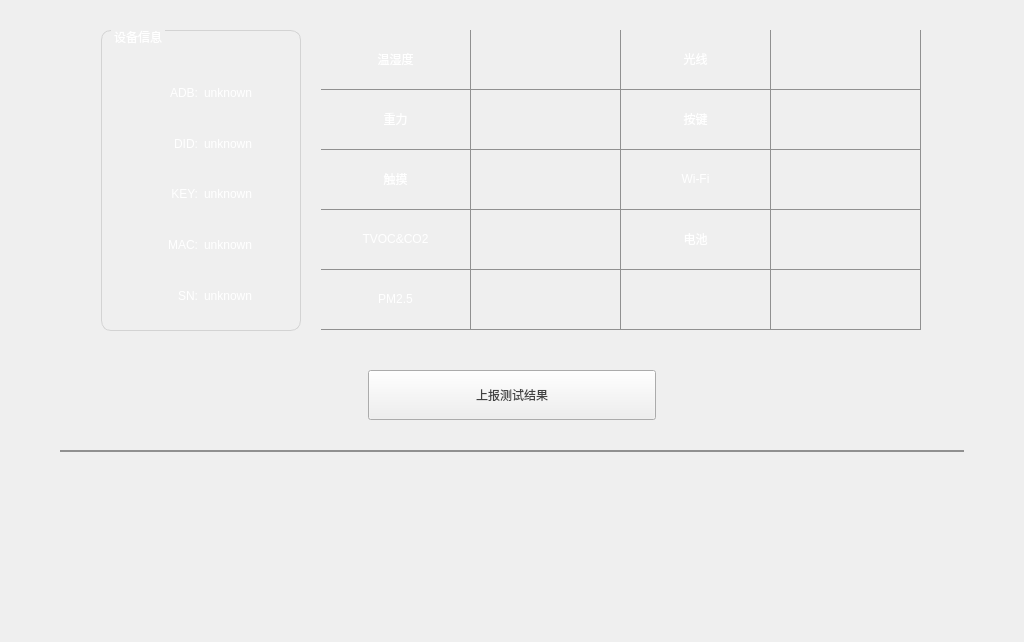
The window that widget/hodor/widgetHodor.ui (ren-woohoo/bran-test-pc) describes before a commit, drawn with Qt 5.
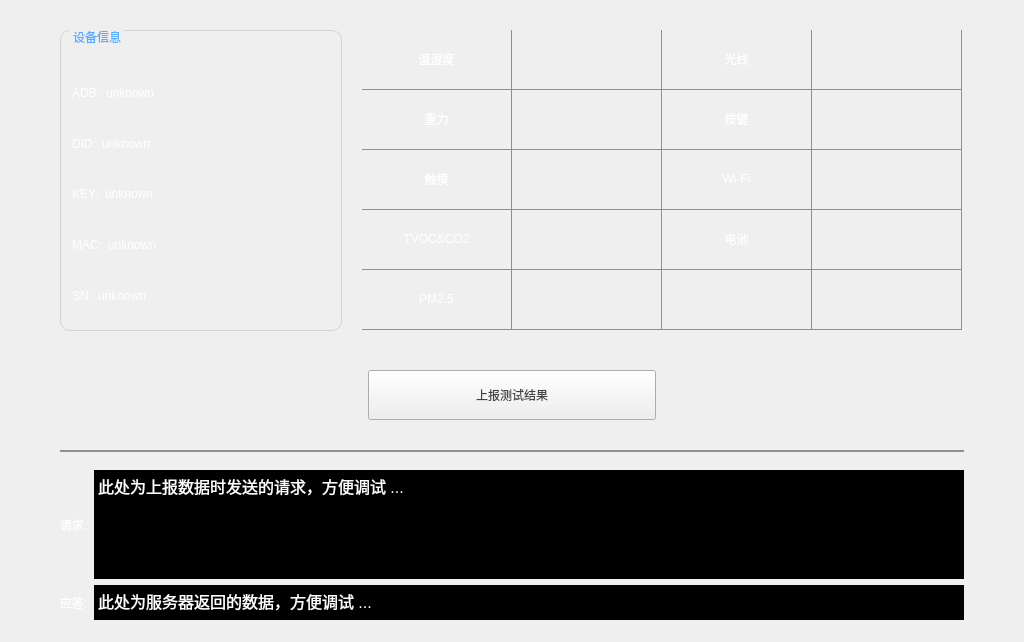
The same window after the commit. Icons and pictures are not drawn.

Commit message: 1：修改了Hodor上报数据的接口；

What changed in the file:
```diff
--- a/widget/hodor/widgetHodor.ui
+++ b/widget/hodor/widgetHodor.ui
@@ -13,7 +13,7 @@
   <property name="minimumSize">
    <size>
     <width>1024</width>
-    <height>642</height>
+    <height>200</height>
    </size>
   </property>
   <property name="maximumSize">
@@ -26,8 +26,69 @@
    <string>Form</string>
   </property>
   <property name="styleSheet">
-   <string notr="true">font: 24px &quot;.Helvetica Neue DeskInterface&quot;;
-color: rgb(255, 255, 255);</string>
+   <string notr="true">* {
+font: 24px &quot;.Helvetica Neue DeskInterface&quot;;
+color: rgb(255, 255, 255);
+}
+
+QScrollBar:vertical {
+    background:transparent;
+    width: 16px;
+	margin: 0px 0px 0px 0px;
+	padding-top:4px;
+	padding-bottom:4px;
+	
+}
+QScrollBar::handle:vertical 
+{
+	background:rgba(255,255,255);
+	border-radius:4px;
+	width: 8px;
+	margin-right:4px; 
+	margin-left:4px;
+	
+
+}
+QScrollBar::handle:vertical:hover
+{
+    width:8px;
+    background:rgba(255,255,255,50%);
+    border-radius:4px;
+	
+    min-height:20;
+}
+
+
+QScrollBar::add-line:vertical {
+    background: transparent;
+    subcontrol-position: bottom;
+    subcontrol-origin: margin;
+}
+
+QScrollBar::sub-line:vertical {
+    background: transparent;
+    subcontrol-position: top;
+    subcontrol-origin: margin;
+}
+
+QScrollBar::add-page:vertical, QScrollBar::sub-page:vertical {
+    background: none;
+}
+
+QScrollBar:up-arrow:vertical, QScrollBar:down-arrow:vertical {
+   
+    width: 6px;
+    height: 6px;
+    background:transparent;
+}
+
+QScrollBar::add-page:vertical,QScrollBar::sub-page:vertical
+{
+	background:transparent;
+}
+
+
+</string>
   </property>
   <widget class="Line" name="line_2">
    <property name="geometry">
@@ -100,19 +161,6 @@
       <property name="spacing">
        <number>20</number>
       </property>
-      <item>
-       <spacer name="horizontalSpacer">
-        <property name="orientation">
-         <enum>Qt::Horizontal</enum>
-        </property>
-        <property name="sizeHint" stdset="0">
-         <size>
-          <width>40</width>
-          <height>20</height>
-         </size>
-        </property>
-       </spacer>
-      </item>
       <item>
        <widget class="QGroupBox" name="groupBox">
         <property name="minimumSize">
@@ -123,13 +171,12 @@
         </property>
         <property name="maximumSize">
          <size>
-          <width>200</width>
+          <width>300</width>
           <height>301</height>
          </size>
         </property>
         <property name="styleSheet">
-         <string notr="true">
-QGroupBox {
+         <string notr="true">QGroupBox {
 	border-width:1px;
 	border-style:solid;
 	border-color:lightGray;
@@ -139,6 +186,7 @@
 font: 28px &quot;.Helvetica Neue DeskInterface&quot;;
 }
 QGroupBox::title {
+color: rgb(85, 170, 255);
    subcontrol-origin: margin;
    subcontrol-position: top left;
    left:10px;
@@ -160,21 +208,40 @@
           <layout class="QHBoxLayout" name="horizontalLayout_2">
            <item>
             <widget class="QLabel" name="label_9">
+             <property name="styleSheet">
+              <string notr="true">font: 15pt &quot;.Helvetica Neue DeskInterface&quot;;</string>
+             </property>
              <property name="text">
               <string>ADB:</string>
              </property>
              <property name="alignment">
-              <set>Qt::AlignRight|Qt::AlignTrailing|Qt::AlignVCenter</set>
+              <set>Qt::AlignLeading|Qt::AlignLeft|Qt::AlignVCenter</set>
              </property>
             </widget>
            </item>
            <item>
             <widget class="QLabel" name="label_adb">
+             <property name="styleSheet">
+              <string notr="true">font: 15pt &quot;.Helvetica Neue DeskInterface&quot;;</string>
+             </property>
              <property name="text">
               <string>unknown</string>
              </property>
             </widget>
            </item>
+           <item>
+            <spacer name="horizontalSpacer">
+             <property name="orientation">
+              <enum>Qt::Horizontal</enum>
+             </property>
+             <property name="sizeHint" stdset="0">
+              <size>
+               <width>40</width>
+               <height>20</height>
+              </size>
+             </property>
+            </spacer>
+           </item>
           </layout>
          </item>
          <item>
@@ -187,21 +254,40 @@
                <height>16777215</height>
               </size>
              </property>
+             <property name="styleSheet">
+              <string notr="true">font: 15pt &quot;.Helvetica Neue DeskInterface&quot;;</string>
+             </property>
              <property name="text">
               <string>DID:</string>
              </property>
              <property name="alignment">
-              <set>Qt::AlignRight|Qt::AlignTrailing|Qt::AlignVCenter</set>
+              <set>Qt::AlignLeading|Qt::AlignLeft|Qt::AlignVCenter</set>
              </property>
             </widget>
            </item>
            <item>
             <widget class="QLabel" name="label_did">
+             <property name="styleSheet">
+              <string notr="true">font: 15pt &quot;.Helvetica Neue DeskInterface&quot;;</string>
+             </property>
              <property name="text">
               <string>unknown</string>
              </property>
             </widget>
            </item>
+           <item>
+            <spacer name="horizontalSpacer_2">
+             <property name="orientation">
+              <enum>Qt::Horizontal</enum>
+             </property>
+             <property name="sizeHint" stdset="0">
+              <size>
+               <width>40</width>
+               <height>20</height>
+              </size>
+             </property>
+            </spacer>
+           </item>
           </layout>
          </item>
          <item>
@@ -214,21 +300,40 @@
                <height>16777215</height>
               </size>
              </property>
+             <property name="styleSheet">
+              <string notr="true">font: 15pt &quot;.Helvetica Neue DeskInterface&quot;;</string>
+             </property>
              <property name="text">
               <string>KEY:</string>
              </property>
              <property name="alignment">
-              <set>Qt::AlignRight|Qt::AlignTrailing|Qt::AlignVCenter</set>
+              <set>Qt::AlignLeading|Qt::AlignLeft|Qt::AlignVCenter</set>
              </property>
             </widget>
            </item>
            <item>
             <widget class="QLabel" name="label_key">
+             <property name="styleSheet">
+              <string notr="true">font: 15pt &quot;.Helvetica Neue DeskInterface&quot;;</string>
+             </property>
              <property name="text">
               <string>unknown</string>
              </property>
             </widget>
            </item>
+           <item>
+            <spacer name="horizontalSpacer_6">
+             <property name="orientation">
+              <enum>Qt::Horizontal</enum>
+             </property>
+             <property name="sizeHint" stdset="0">
+              <size>
+               <width>40</width>
+               <height>20</height>
+              </size>
+             </property>
+            </spacer>
+           </item>
           </layout>
          </item>
          <item>
@@ -241,21 +346,40 @@
                <height>16777215</height>
               </size>
              </property>
+             <property name="styleSheet">
+              <string notr="true">font: 15pt &quot;.Helvetica Neue DeskInterface&quot;;</string>
+             </property>
              <property name="text">
               <string>MAC:</string>
              </property>
              <property name="alignment">
-              <set>Qt::AlignRight|Qt::AlignTrailing|Qt::AlignVCenter</set>
+              <set>Qt::AlignLeading|Qt::AlignLeft|Qt::AlignVCenter</set>
              </property>
             </widget>
            </item>
            <item>
             <widget class="QLabel" name="label_mac">
+             <property name="styleSheet">
+              <string notr="true">font: 15pt &quot;.Helvetica Neue DeskInterface&quot;;</string>
+             </property>
              <property name="text">
               <string>unknown</string>
              </property>
             </widget>
            </item>
+           <item>
+            <spacer name="horizontalSpacer_7">
+             <property name="orientation">
+              <enum>Qt::Horizontal</enum>
+             </property>
+             <property name="sizeHint" stdset="0">
+              <size>
+               <width>40</width>
+               <height>20</height>
+              </size>
+             </property>
+            </spacer>
+           </item>
           </layout>
          </item>
          <item>
@@ -268,21 +392,40 @@
                <height>16777215</height>
               </size>
              </property>
+             <property name="styleSheet">
+              <string notr="true">font: 15pt &quot;.Helvetica Neue DeskInterface&quot;;</string>
+             </property>
              <property name="text">
               <string>SN:</string>
              </property>
              <property name="alignment">
-              <set>Qt::AlignRight|Qt::AlignTrailing|Qt::AlignVCenter</set>
+              <set>Qt::AlignLeading|Qt::AlignLeft|Qt::AlignVCenter</set>
              </property>
             </widget>
            </item>
            <item>
             <widget class="QLabel" name="label_sn">
+             <property name="styleSheet">
+              <string notr="true">font: 15pt &quot;.Helvetica Neue DeskInterface&quot;;</string>
+             </property>
              <property name="text">
               <string>unknown</string>
              </property>
             </widget>
            </item>
+           <item>
+            <spacer name="horizontalSpacer_8">
+             <property name="orientation">
+              <enum>Qt::Horizontal</enum>
+             </property>
+             <property name="sizeHint" stdset="0">
+              <size>
+               <width>40</width>
+               <height>20</height>
+              </size>
+             </property>
+            </spacer>
+           </item>
           </layout>
          </item>
         </layout>
@@ -518,19 +661,6 @@
         </item>
        </widget>
       </item>
-      <item>
-       <spacer name="horizontalSpacer_2">
-        <property name="orientation">
-         <enum>Qt::Horizontal</enum>
-        </property>
-        <property name="sizeHint" stdset="0">
-         <size>
-          <width>40</width>
-          <height>20</height>
-         </size>
-        </property>
-       </spacer>
-      </item>
      </layout>
     </item>
     <item>
@@ -677,6 +807,179 @@
     </item>
    </layout>
   </widget>
+  <widget class="QWidget" name="widget_server" native="true">
+   <property name="geometry">
+    <rect>
+     <x>0</x>
+     <y>450</y>
+     <width>1024</width>
+     <height>200</height>
+    </rect>
+   </property>
+   <property name="minimumSize">
+    <size>
+     <width>1024</width>
+     <height>200</height>
+    </size>
+   </property>
+   <property name="maximumSize">
+    <size>
+     <width>1024</width>
+     <height>200</height>
+    </size>
+   </property>
+   <layout class="QVBoxLayout" name="verticalLayout_3">
+    <property name="leftMargin">
+     <number>60</number>
+    </property>
+    <property name="topMargin">
+     <number>20</number>
+    </property>
+    <property name="rightMargin">
+     <number>60</number>
+    </property>
+    <property name="bottomMargin">
+     <number>30</number>
+    </property>
+    <item>
+     <layout class="QHBoxLayout" name="horizontalLayout_10">
+      <item>
+       <widget class="QLabel" name="label_6">
+        <property name="text">
+         <string>请求:</string>
+        </property>
+       </widget>
+      </item>
+      <item>
+       <widget class="QTextBrowser" name="edit_req">
+        <property name="maximumSize">
+         <size>
+          <width>16777215</width>
+          <height>16777215</height>
+         </size>
+        </property>
+        <property name="styleSheet">
+         <string notr="true">QTextBrowser{
+background-color: rgb(0, 0, 0);
+color: rgb(255, 255, 255);
+font: 12px &quot;.Helvetica Neue DeskInterface&quot;;
+border:0px;
+}
+QScrollBar:vertical {
+    background:transparent;
+    width: 16px;
+	margin: 0px 0px 0px 0px;
+	padding-top:4px;
+	padding-bottom:4px;
+	
+}
+QScrollBar::handle:vertical 
+{
+	background:rgba(255,255,255);
+	border-radius:4px;
+	width: 8px;
+	margin-right:4px; 
+	margin-left:4px;
+	
+
+}
+QScrollBar::handle:vertical:hover
+{
+    width:8px;
+    background:rgba(255,255,255,50%);
+    border-radius:4px;
+	
+    min-height:20;
+}
+
+
+QScrollBar::add-line:vertical {
+    background: transparent;
+    subcontrol-position: bottom;
+    subcontrol-origin: margin;
+}
+
+QScrollBar::sub-line:vertical {
+    background: transparent;
+    subcontrol-position: top;
+    subcontrol-origin: margin;
+}
+
+QScrollBar::add-page:vertical, QScrollBar::sub-page:vertical {
+    background: none;
+}
+
+QScrollBar:up-arrow:vertical, QScrollBar:down-arrow:vertical {
+   
+    width: 6px;
+    height: 6px;
+    background:transparent;
+}
+
+QScrollBar::add-page:vertical,QScrollBar::sub-page:vertical
+{
+	background:transparent;
+}
+
+
+</string>
+        </property>
+        <property name="verticalScrollBarPolicy">
+         <enum>Qt::ScrollBarAsNeeded</enum>
+        </property>
+        <property name="html">
+         <string>&lt;!DOCTYPE HTML PUBLIC &quot;-//W3C//DTD HTML 4.0//EN&quot; &quot;http://www.w3.org/TR/REC-html40/strict.dtd&quot;&gt;
+&lt;html&gt;&lt;head&gt;&lt;meta name=&quot;qrichtext&quot; content=&quot;1&quot; /&gt;&lt;style type=&quot;text/css&quot;&gt;
+p, li { white-space: pre-wrap; }
+&lt;/style&gt;&lt;/head&gt;&lt;body style=&quot; font-family:'.Helvetica Neue DeskInterface'; font-size:12px; font-weight:400; font-style:normal;&quot;&gt;
+&lt;p style=&quot; margin-top:0px; margin-bottom:0px; margin-left:0px; margin-right:0px; -qt-block-indent:0; text-indent:0px;&quot;&gt;&lt;span style=&quot; font-size:12pt;&quot;&gt;此处为上报数据时发送的请求，方便调试 ...&lt;/span&gt;&lt;/p&gt;&lt;/body&gt;&lt;/html&gt;</string>
+        </property>
+       </widget>
+      </item>
+     </layout>
+    </item>
+    <item>
+     <layout class="QHBoxLayout" name="horizontalLayout_11">
+      <item>
+       <widget class="QLabel" name="label_8">
+        <property name="text">
+         <string>应答:</string>
+        </property>
+       </widget>
+      </item>
+      <item>
+       <widget class="QTextBrowser" name="edit_ack">
+        <property name="maximumSize">
+         <size>
+          <width>16777215</width>
+          <height>35</height>
+         </size>
+        </property>
+        <property name="styleSheet">
+         <string notr="true">QTextBrowser{
+background-color: rgb(0, 0, 0);
+color: rgb(255, 255, 255);
+font: 12px &quot;.Helvetica Neue DeskInterface&quot;;
+border:0px;
+}
+</string>
+        </property>
+        <property name="verticalScrollBarPolicy">
+         <enum>Qt::ScrollBarAsNeeded</enum>
+        </property>
+        <property name="html">
+         <string>&lt;!DOCTYPE HTML PUBLIC &quot;-//W3C//DTD HTML 4.0//EN&quot; &quot;http://www.w3.org/TR/REC-html40/strict.dtd&quot;&gt;
+&lt;html&gt;&lt;head&gt;&lt;meta name=&quot;qrichtext&quot; content=&quot;1&quot; /&gt;&lt;style type=&quot;text/css&quot;&gt;
+p, li { white-space: pre-wrap; }
+&lt;/style&gt;&lt;/head&gt;&lt;body style=&quot; font-family:'.Helvetica Neue DeskInterface'; font-size:12px; font-weight:400; font-style:normal;&quot;&gt;
+&lt;p style=&quot; margin-top:0px; margin-bottom:0px; margin-left:0px; margin-right:0px; -qt-block-indent:0; text-indent:0px;&quot;&gt;&lt;span style=&quot; font-size:12pt;&quot;&gt;此处为服务器返回的数据，方便调试 ...&lt;/span&gt;&lt;/p&gt;&lt;/body&gt;&lt;/html&gt;</string>
+        </property>
+       </widget>
+      </item>
+     </layout>
+    </item>
+   </layout>
+  </widget>
  </widget>
  <resources/>
  <connections/>
```
The commit also changes 13 other files.
